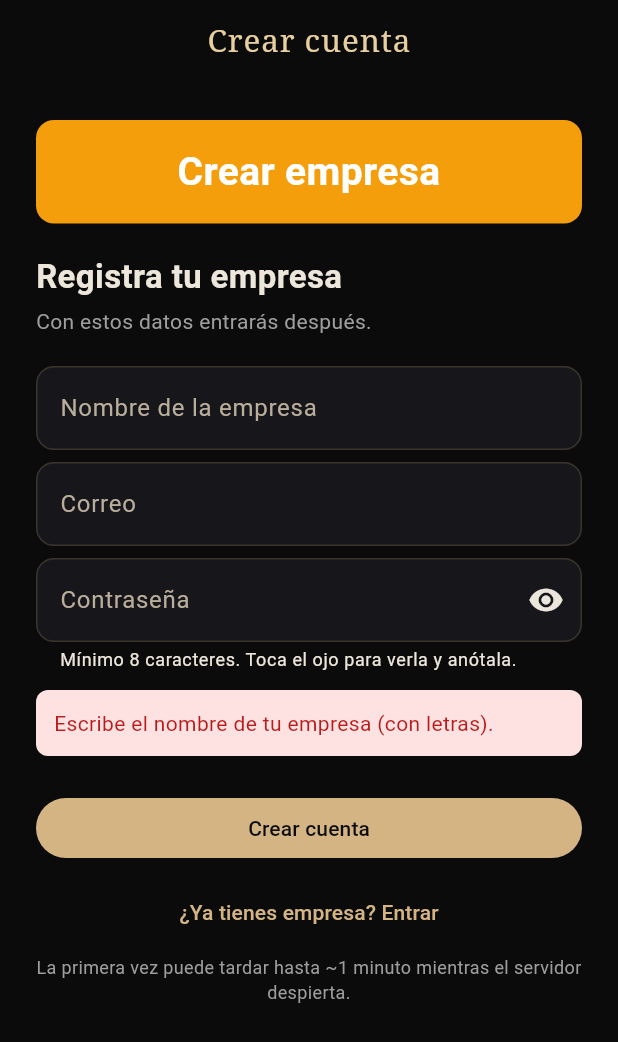
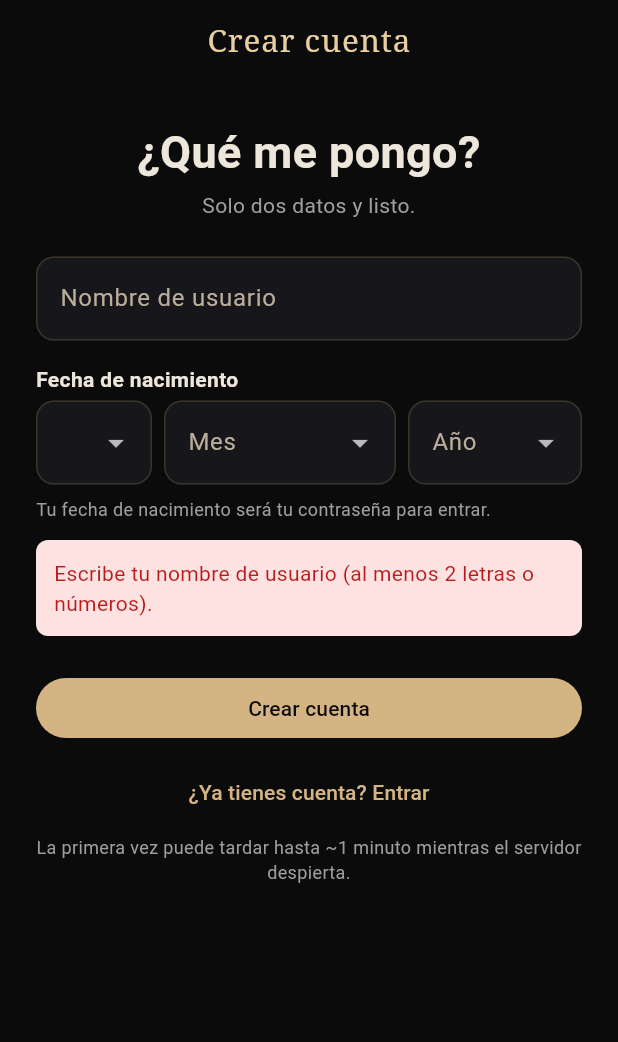
Before and after one commit to antoniogaps-star/que-me-pongo, a Flutter app: the screen it shows after launch, after a tap on "Crear cuenta", on a phone screen of 412 x 824 dp. Shown: the top 1042 px of the screen. Run offline on Flutter 3.47's test engine with Material 3 defaults, Android fonts, the phone set to English and light mode, and no system bars; our stand-ins replace dio, drift, flutter_riverpod, flutter_secure_storage, image_picker; missing offline and left inert: sqlcipher_flutter_libs, sqlite3; accounts and stored records are empty; generated files the repository leaves out were written again.

Commit message:
feat(auth): registro sencillo con usuario y fecha de nacimiento
Al instalar desde el link ya no se registra una empresa ni un correo: solo
nombre de usuario y fecha de nacimiento (que hace de contraseña, DDMMAAAA).
La app lo traduce a lo que el servidor ya espera (cada usuario es su propia
empresa, con un correo interno), así que el backend no cambia. Las cuentas de
empresa ya guardadas en el equipo siguen entrando con su contraseña.

Co-Authored-By: Claude Opus 5.5 <noreply@anthropic.com>

```diff
--- a/mobile/lib/features/auth/auth_errors.dart
+++ b/mobile/lib/features/auth/auth_errors.dart
@@ -2,9 +2,20 @@ import 'package:dio/dio.dart';
 
 /// Traduce el error de un intento de login/registro a un mensaje claro y accionable,
 /// para que el usuario sepa QUÉ pasó en vez de solo ver la pantalla de nuevo.
-String authErrorMessage(Object? error, {required bool isRegister}) {
+/// [simple]: cuenta de usuario + fecha de nacimiento (ver simple_account.dart).
+String authErrorMessage(Object? error, {required bool isRegister, bool simple = false}) {
   if (error is DioException) {
     final code = error.response?.statusCode;
+    if (simple && code == 401) {
+      return 'El usuario o la fecha de nacimiento no coinciden.';
+    }
+    if (simple && code == 409) {
+      return 'Ese nombre de usuario ya existe. Si es tuyo, toca "¿Ya tienes cuenta? '
+          'Entrar"; si no, agrégale algo (por ejemplo tu apellido).';
+    }
+    if (simple && code == 422) {
+      return 'Revisa tu nombre de usuario (usa letras o números).';
+    }
     if (code == 401) {
       return 'Correo o contraseña incorrectos para esa empresa.';
     }
--- a/mobile/lib/features/auth/register_screen.dart
+++ b/mobile/lib/features/auth/register_screen.dart
@@ -2,13 +2,13 @@ import 'package:flutter/material.dart';
 import 'package:flutter_riverpod/flutter_riverpod.dart';
 
 import '../../core/providers.dart';
-import '../../core/slug.dart';
 import 'auth_errors.dart';
 import 'login_screen.dart';
+import 'simple_account.dart';
 
-/// Registro de una empresa nueva + su usuario dueño. El usuario solo escribe el
-/// nombre del negocio, su correo y una contraseña; el identificador interno se
-/// genera solo a partir del nombre (ver [slugify]).
+/// Registro sencillo: solo un nombre de usuario y la fecha de nacimiento (que hace de
+/// contraseña). Sin empresa, sin correo. Ver [simple_account.dart] para cómo se
+/// traduce a la cuenta que espera el servidor.
 class RegisterScreen extends ConsumerStatefulWidget {
   const RegisterScreen({super.key});
 
@@ -17,40 +17,28 @@ class RegisterScreen extends ConsumerStatefulWidget {
 }
 
 class _RegisterScreenState extends ConsumerState<RegisterScreen> {
-  final _companyName = TextEditingController();
-  final _email = TextEditingController();
-  final _password = TextEditingController();
-  bool _showPassword = false;
+  final _username = TextEditingController();
+  DateTime? _birthDate;
   bool _loading = false;
   String? _error;
 
   @override
   void dispose() {
-    _companyName.dispose();
-    _email.dispose();
-    _password.dispose();
+    _username.dispose();
     super.dispose();
   }
 
   Future<void> _submit() async {
-    final name = _companyName.text.trim();
-    final email = _email.text.trim().toLowerCase();
-    // Se recorta la contraseña (igual que al entrar) para que un espacio invisible que
-    // agregue el teclado no cause un "no coincide" al iniciar sesión después.
-    final password = _password.text.trim();
-    final companySlug = slugify(name);
+    final username = _username.text.trim();
 
     // Validación amigable antes de llamar al servidor.
-    if (name.length < 2 || companySlug.length < 2) {
-      setState(() => _error = 'Escribe el nombre de tu empresa (con letras).');
+    if (usernameSlug(username).length < 2) {
+      setState(() => _error = 'Escribe tu nombre de usuario (al menos 2 letras o números).');
       return;
     }
-    if (!email.contains('@') || !email.contains('.')) {
-      setState(() => _error = 'Escribe un correo válido.');
-      return;
-    }
-    if (password.length < 8) {
-      setState(() => _error = 'La contraseña debe tener al menos 8 caracteres.');
+    final birthDate = _birthDate;
+    if (birthDate == null) {
+      setState(() => _error = 'Elige tu fecha de nacimiento (día, mes y año).');
       return;
     }
 
@@ -59,23 +47,24 @@ class _RegisterScreenState extends ConsumerState<RegisterScreen> {
       _error = null;
     });
     final store = ref.read(secureStoreProvider);
+    final email = internalEmail(username);
     try {
       await ref.read(authControllerProvider.notifier).register(
-            companyName: name,
-            companySlug: companySlug,
+            companyName: username,
+            companySlug: usernameSlug(username),
             email: email,
-            password: password,
+            password: birthPassword(birthDate),
           );
-      // Éxito: la sesión ya es real. Guardamos los datos para el próximo ingreso
-      // (pantalla verde "Entrar") y el AuthGate mostrará la app.
-      await store.saveLastLogin(name, email);
+      // Éxito: la sesión ya es real. Se recuerda el usuario para el próximo ingreso
+      // (pantalla "Entrar") y el AuthGate mostrará la app.
+      await store.saveLastLogin(username, email);
       ref.invalidate(savedAccountProvider);
       // Si esta pantalla se abrió empujada (desde "Entrar"), no se cierra sola cuando el
-      // AuthGate cambia a la app por debajo; se quita para dejar a la vista el inventario.
+      // AuthGate cambia a la app por debajo; se quita para dejar a la vista el clóset.
       // Si es la pantalla inicial (raíz), popUntil no hace nada: seguro en ambos casos.
       if (mounted) Navigator.of(context).popUntil((route) => route.isFirst);
     } catch (e) {
-      if (mounted) setState(() => _error = authErrorMessage(e, isRegister: true));
+      if (mounted) setState(() => _error = authErrorMessage(e, isRegister: true, simple: true));
     } finally {
       if (mounted) setState(() => _loading = false);
     }
@@ -90,61 +79,39 @@ class _RegisterScreenState extends ConsumerState<RegisterScreen> {
         child: Column(
           crossAxisAlignment: CrossAxisAlignment.stretch,
           children: [
-            // Recuadro naranja superior (primera vez que se abre la app).
-            Container(
-              width: double.infinity,
-              padding: const EdgeInsets.all(16),
-              decoration: BoxDecoration(
-                color: const Color(0xFFF59E0B),
-                borderRadius: BorderRadius.circular(12),
-              ),
-              child: const Text(
-                'Crear empresa',
-                textAlign: TextAlign.center,
-                style: TextStyle(
-                    color: Colors.white, fontSize: 26, fontWeight: FontWeight.bold),
-              ),
-            ),
-            const SizedBox(height: 20),
             const Text(
-              'Registra tu empresa',
-              style: TextStyle(fontSize: 22, fontWeight: FontWeight.bold),
+              '¿Qué me pongo?',
+              textAlign: TextAlign.center,
+              style: TextStyle(fontSize: 30, fontWeight: FontWeight.bold),
             ),
             const SizedBox(height: 4),
             const Text(
-              'Con estos datos entrarás después.',
+              'Solo dos datos y listo.',
+              textAlign: TextAlign.center,
               style: TextStyle(color: Colors.grey),
             ),
-            const SizedBox(height: 20),
+            const SizedBox(height: 24),
             TextField(
-              controller: _companyName,
+              controller: _username,
+              enabled: !_loading,
+              maxLength: usernameMaxLength,
               textCapitalization: TextCapitalization.words,
+              autocorrect: false,
               decoration: const InputDecoration(
-                labelText: 'Nombre de la empresa',
-                hintText: 'Ej: Modelorama Toño',
+                labelText: 'Nombre de usuario',
+                hintText: 'Ej: Toño Pérez',
+                counterText: '',
               ),
             ),
-            const SizedBox(height: 8),
-            TextField(
-              controller: _email,
-              keyboardType: TextInputType.emailAddress,
-              autocorrect: false,
-              decoration: const InputDecoration(labelText: 'Correo'),
+            const SizedBox(height: 16),
+            BirthDateField(
+              enabled: !_loading,
+              onChanged: (date) => setState(() => _birthDate = date),
             ),
             const SizedBox(height: 8),
-            TextField(
-              controller: _password,
-              obscureText: !_showPassword,
-              onSubmitted: (_) => _submit(),
-              decoration: InputDecoration(
-                labelText: 'Contraseña',
-                helperText: 'Mínimo 8 caracteres. Toca el ojo para verla y anótala.',
-                suffixIcon: IconButton(
-                  icon: Icon(_showPassword ? Icons.visibility_off : Icons.visibility),
-                  tooltip: _showPassword ? 'Ocultar' : 'Ver contraseña',
-                  onPressed: () => setState(() => _showPassword = !_showPassword),
-                ),
-              ),
+            const Text(
+              'Tu fecha de nacimiento será tu contraseña para entrar.',
+              style: TextStyle(color: Colors.grey, fontSize: 12),
             ),
             if (_error != null) ...[
               const SizedBox(height: 12),
@@ -170,7 +137,7 @@ class _RegisterScreenState extends ConsumerState<RegisterScreen> {
                   : () => Navigator.of(context).push(
                         MaterialPageRoute<void>(builder: (_) => const LoginScreen()),
                       ),
-              child: const Text('¿Ya tienes empresa? Entrar'),
+              child: const Text('¿Ya tienes cuenta? Entrar'),
             ),
             const SizedBox(height: 4),
             const Text(
--- /dev/null
+++ b/mobile/lib/features/auth/simple_account.dart
@@ -0,0 +1,128 @@
+import 'package:flutter/material.dart';
+
+import '../../core/slug.dart';
+
+/// Cuenta sencilla: la persona solo da un NOMBRE DE USUARIO y su FECHA DE NACIMIENTO.
+///
+/// El servidor sigue siendo multiempresa, así que la app traduce esos dos datos a lo
+/// que él espera: cada usuario es su propia "empresa" (su clóset privado), con un
+/// correo interno que nadie ve y la fecha como contraseña (DDMMAAAA, 8 dígitos: cumple
+/// el mínimo de 8 del servidor). Así no hace falta tocar el backend.
+const _internalDomain = 'usuarios.quemepongo.app';
+
+/// Largo máximo del nombre de usuario: el correo interno no admite más de 64
+/// caracteres antes de la @.
+const usernameMaxLength = 30;
+
+/// Identificador interno del usuario (ver [slugify]): 'Toño Pérez' -> 'tono-perez'.
+String usernameSlug(String username) => slugify(username);
+
+/// Correo interno con el que el servidor identifica al usuario.
+String internalEmail(String username) => '${usernameSlug(username)}@$_internalDomain';
+
+/// True si la cuenta guardada es de las sencillas (y no una de empresa con correo real).
+bool isSimpleAccount(String email) => email.endsWith('@$_internalDomain');
+
+/// La fecha de nacimiento convertida en contraseña: 15/03/1990 -> '15031990'.
+String birthPassword(DateTime date) {
+  String two(int n) => n.toString().padLeft(2, '0');
+  return '${two(date.day)}${two(date.month)}${date.year}';
+}
+
+/// Fecha armada con día, mes y año, o null si falta algo o no existe (31 de febrero).
+DateTime? buildBirthDate(int? day, int? month, int? year) {
+  if (day == null || month == null || year == null) return null;
+  final date = DateTime(year, month, day);
+  return date.day == day ? date : null;
+}
+
+const _months = [
+  'Enero', 'Febrero', 'Marzo', 'Abril', 'Mayo', 'Junio',
+  'Julio', 'Agosto', 'Septiembre', 'Octubre', 'Noviembre', 'Diciembre',
+];
+
+/// Fecha de nacimiento con tres listas (día, mes, año) en español: no hay nada que
+/// teclear ni formato que adivinar. Avisa con [onChanged] la fecha válida o null.
+class BirthDateField extends StatefulWidget {
+  const BirthDateField({super.key, required this.onChanged, this.enabled = true});
+
+  final ValueChanged<DateTime?> onChanged;
+  final bool enabled;
+
+  @override
+  State<BirthDateField> createState() => _BirthDateFieldState();
+}
+
+class _BirthDateFieldState extends State<BirthDateField> {
+  int? _day;
+  int? _month;
+  int? _year;
+
+  void _update() => widget.onChanged(buildBirthDate(_day, _month, _year));
+
+  @override
+  Widget build(BuildContext context) {
+    final thisYear = DateTime.now().year;
+    return Column(
+      crossAxisAlignment: CrossAxisAlignment.start,
+      children: [
+        const Text('Fecha de nacimiento', style: TextStyle(fontWeight: FontWeight.w600)),
+        const SizedBox(height: 4),
+        Row(
+          children: [
+            Expanded(
+              flex: 2,
+              child: DropdownButtonFormField<int>(
+                decoration: const InputDecoration(labelText: 'Día'),
+                items: [
+                  for (var d = 1; d <= 31; d++)
+                    DropdownMenuItem(value: d, child: Text('$d')),
+                ],
+                onChanged: widget.enabled
+                    ? (v) {
+                        _day = v;
+                        _update();
+                      }
+                    : null,
+              ),
+            ),
+            const SizedBox(width: 8),
+            Expanded(
+              flex: 4,
+              child: DropdownButtonFormField<int>(
+                decoration: const InputDecoration(labelText: 'Mes'),
+                items: [
+                  for (var m = 1; m <= 12; m++)
+                    DropdownMenuItem(value: m, child: Text(_months[m - 1])),
+                ],
+                onChanged: widget.enabled
+                    ? (v) {
+                        _month = v;
+                        _update();
+                      }
+                    : null,
+              ),
+            ),
+            const SizedBox(width: 8),
+            Expanded(
+              flex: 3,
+              child: DropdownButtonFormField<int>(
+                decoration: const InputDecoration(labelText: 'Año'),
+                items: [
+                  for (var y = thisYear; y >= thisYear - 100; y--)
+                    DropdownMenuItem(value: y, child: Text('$y')),
+                ],
+                onChanged: widget.enabled
+                    ? (v) {
+                        _year = v;
+                        _update();
+                      }
+                    : null,
+              ),
+            ),
+          ],
+        ),
+      ],
+    );
+  }
+}
```
Also changed, not shown: mobile/lib/features/auth/login_screen.dart (+43 -87 lines), mobile/lib/features/auth/quick_login_screen.dart (+37 -9 lines), 1 other file.
